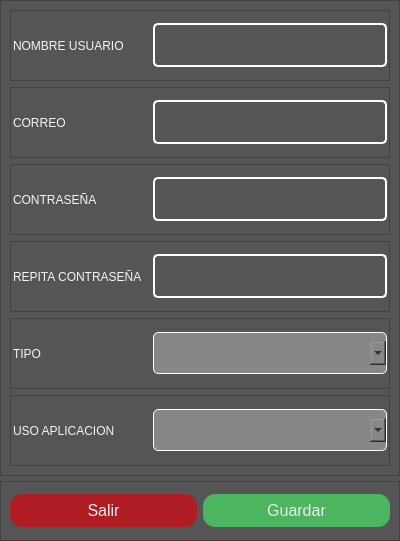
jhocepSan/deskopCandiaCar, file view/ModalUsuario.ui: the form before one commit.
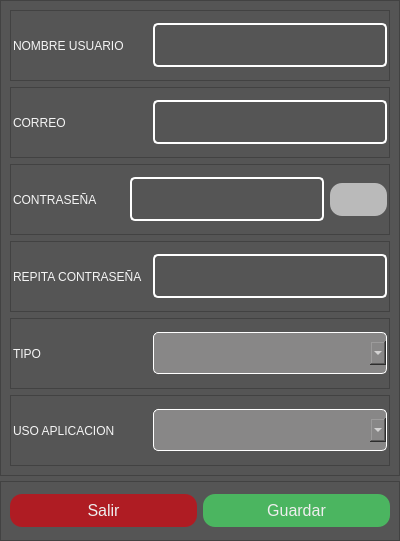
The form after the commit.

What changed in the file:
```diff
--- a/view/ModalUsuario.ui
+++ b/view/ModalUsuario.ui
@@ -61,11 +61,13 @@
 }
 QComboBox{
 	border-radius:5px;
-	font:77 16 'Arial Black';
+	font:16 'Arial Black';
 	background:rgb(136, 135, 135);
 	border: 1px solid #fff;
 	padding: 12px 20px;
 	margin: 8px 0;
+	color:rgb(255, 255, 255);
+	font-weight: bold;
 }
 </string>
      </property>
@@ -158,7 +160,7 @@
         <property name="frameShadow">
          <enum>QFrame::Raised</enum>
         </property>
-        <layout class="QHBoxLayout" name="horizontalLayout_4" stretch="4,7">
+        <layout class="QHBoxLayout" name="horizontalLayout_4" stretch="4,7,1">
          <property name="leftMargin">
           <number>2</number>
          </property>
@@ -184,6 +186,19 @@
          <item>
           <widget class="QLineEdit" name="linePassword"/>
          </item>
+         <item>
+          <widget class="QPushButton" name="btnViewPass">
+           <property name="text">
+            <string/>
+           </property>
+           <property name="iconSize">
+            <size>
+             <width>30</width>
+             <height>30</height>
+            </size>
+           </property>
+          </widget>
+         </item>
         </layout>
        </widget>
       </item>
```
